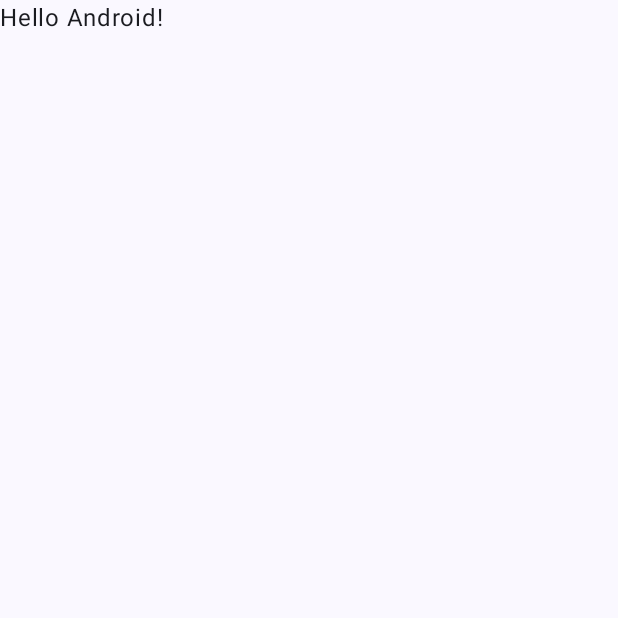
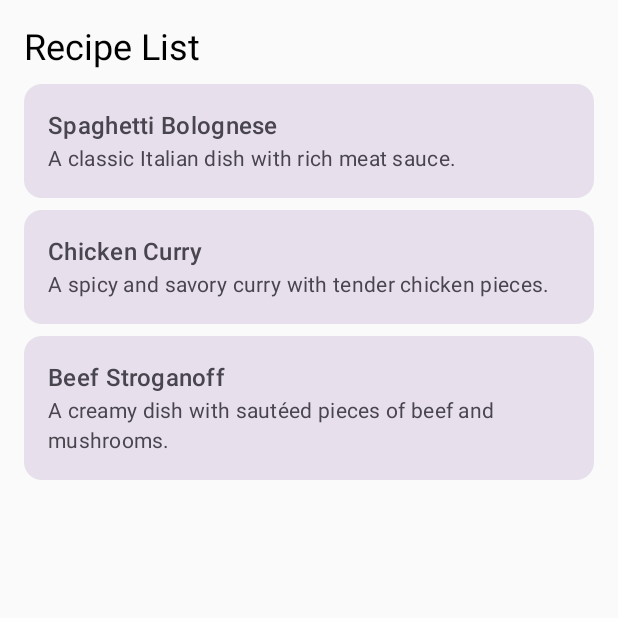
Before and after one commit to mmason415/Mason_Lab3_2376, an Android app built with Jetpack Compose: the screen it shows after launch (MainActivity), on a phone screen of 412 x 824 dp, the top half of it. Before the commit the part shown is almost empty. Run offline under Robolectric (Android 15) with nearby library versions, the phone set to English and light mode, and no system bars.

Commit message:
Completed the project with it correctly running.

```diff
--- a/app/src/main/java/com/example/mmason_lab3/MainActivity.kt
+++ b/app/src/main/java/com/example/mmason_lab3/MainActivity.kt
@@ -3,45 +3,15 @@ package com.example.mmason_lab3
 import android.os.Bundle
 import androidx.activity.ComponentActivity
 import androidx.activity.compose.setContent
-import androidx.activity.enableEdgeToEdge
-import androidx.compose.foundation.layout.fillMaxSize
-import androidx.compose.foundation.layout.padding
-import androidx.compose.material3.Scaffold
-import androidx.compose.material3.Text
-import androidx.compose.runtime.Composable
-import androidx.compose.ui.Modifier
-import androidx.compose.ui.tooling.preview.Preview
-import com.example.mmason_lab3.ui.theme.MMason_lab3Theme
+import com.example.mmason_lab3.ui.theme.RecipeAppTheme
 
 class MainActivity : ComponentActivity() {
     override fun onCreate(savedInstanceState: Bundle?) {
         super.onCreate(savedInstanceState)
-        enableEdgeToEdge()
         setContent {
-            MMason_lab3Theme {
-                Scaffold(modifier = Modifier.fillMaxSize()) { innerPadding ->
-                    Greeting(
-                        name = "Android",
-                        modifier = Modifier.padding(innerPadding)
-                    )
-                }
+            RecipeAppTheme {
+                RecipeExplorerApp()
             }
         }
     }
 }
-
-@Composable
-fun Greeting(name: String, modifier: Modifier = Modifier) {
-    Text(
-        text = "Hello $name!",
-        modifier = modifier
-    )
-}
-
-@Preview(showBackground = true)
-@Composable
-fun GreetingPreview() {
-    MMason_lab3Theme {
-        Greeting("Android")
-    }
-}
--- /dev/null
+++ b/app/src/main/java/com/example/mmason_lab3/RecipeExplorerApp.kt
@@ -0,0 +1,57 @@
+package com.example.mmason_lab3
+
+import androidx.compose.foundation.layout.*
+import androidx.compose.runtime.*
+import androidx.compose.ui.Modifier
+import androidx.compose.ui.platform.LocalConfiguration
+import androidx.lifecycle.viewmodel.compose.viewModel
+import androidx.navigation.NavType
+import androidx.navigation.compose.*
+import com.example.mmason_lab3.ui.screens.RecipeListScreen
+import com.example.mmason_lab3.ui.screens.RecipeDetailScreen
+import com.example.mmason_lab3.viewmodel.RecipeViewModel
+import androidx.navigation.navArgument
+
+
+@Composable
+fun RecipeExplorerApp(viewModel: RecipeViewModel = viewModel()) {
+    val selectedRecipeId by viewModel.selectedRecipeId.collectAsState()
+    val configuration = LocalConfiguration.current
+    val screenWidth = configuration.screenWidthDp
+
+    if (screenWidth >= 600) {
+        // Tablet layout
+        Row(Modifier.fillMaxSize()) {
+            RecipeListScreen(
+                recipes = viewModel.recipes,
+                onRecipeClick = viewModel::selectRecipe,
+                modifier = Modifier.weight(1f)
+            )
+            RecipeDetailScreen(
+                recipe = viewModel.getRecipeById(selectedRecipeId),
+                modifier = Modifier.weight(2f)
+            )
+        }
+    } else {
+        // Phone layout with navigation
+        val navController = rememberNavController()
+        NavHost(navController = navController, startDestination = "list") {
+            composable("list") {
+                RecipeListScreen(
+                    recipes = viewModel.recipes,
+                    onRecipeClick = {
+                        viewModel.selectRecipe(it)
+                        navController.navigate("detail/$it")
+                    }
+                )
+            }
+            composable(
+                "detail/{recipeId}",
+                arguments = listOf(navArgument("recipeId") { type = NavType.IntType })
+            ) { backStackEntry ->
+                val id = backStackEntry.arguments?.getInt("recipeId")
+                RecipeDetailScreen(recipe = viewModel.getRecipeById(id))
+            }
+        }
+    }
+}
--- /dev/null
+++ b/app/src/main/java/com/example/mmason_lab3/ui/screens/RecipeListScreen.kt
@@ -0,0 +1,40 @@
+package com.example.mmason_lab3.ui.screens
+
+import androidx.compose.foundation.clickable
+import androidx.compose.foundation.layout.*
+import androidx.compose.foundation.lazy.LazyColumn
+import androidx.compose.foundation.lazy.items
+import androidx.compose.material3.*
+import androidx.compose.runtime.Composable
+import androidx.compose.ui.Modifier
+import androidx.compose.ui.unit.dp
+import com.example.mmason_lab3.model.Recipe
+
+@Composable
+fun RecipeListScreen(
+    recipes: List<Recipe>,
+    onRecipeClick: (Int) -> Unit,
+    modifier: Modifier = Modifier
+) {
+    Column(modifier.padding(16.dp)) {
+        Text("Recipe List", style = MaterialTheme.typography.headlineSmall)
+        Spacer(Modifier.height(8.dp))
+        LazyColumn(verticalArrangement = Arrangement.spacedBy(8.dp)) {
+            items(recipes) { recipe ->
+                Card(
+                    modifier = Modifier
+                        .fillMaxWidth()
+                        .clickable { onRecipeClick(recipe.id) },
+                    colors = CardDefaults.cardColors(
+                        containerColor = MaterialTheme.colorScheme.surfaceVariant
+                    )
+                ) {
+                    Column(Modifier.padding(16.dp)) {
+                        Text(recipe.title, style = MaterialTheme.typography.titleMedium)
+                        Text(recipe.description, style = MaterialTheme.typography.bodyMedium)
+                    }
+                }
+            }
+        }
+    }
+}
--- a/app/src/main/java/com/example/mmason_lab3/ui/theme/Theme.kt
+++ b/app/src/main/java/com/example/mmason_lab3/ui/theme/Theme.kt
@@ -1,54 +1,38 @@
 package com.example.mmason_lab3.ui.theme
 
-import android.app.Activity
-import android.os.Build
 import androidx.compose.foundation.isSystemInDarkTheme
-import androidx.compose.material3.MaterialTheme
-import androidx.compose.material3.darkColorScheme
-import androidx.compose.material3.dynamicDarkColorScheme
-import androidx.compose.material3.dynamicLightColorScheme
-import androidx.compose.material3.lightColorScheme
+import androidx.compose.material3.*
 import androidx.compose.runtime.Composable
-import androidx.compose.ui.platform.LocalContext
+import androidx.compose.ui.graphics.Color
+
+private val LightColorScheme = lightColorScheme(
+    primary = Color(0xFF6200EE),
+    onPrimary = Color.White,
+    secondary = Color(0xFF03DAC6),
+    onSecondary = Color.Black,
+    background = Color(0xFFFFFFFF),
+    onBackground = Color.Black,
+    surface = Color(0xFFFFFFFF),
+    onSurface = Color.Black
+)
 
 private val DarkColorScheme = darkColorScheme(
-    primary = Purple80,
-    secondary = PurpleGrey80,
-    tertiary = Pink80
-)
-
-private val LightColorScheme = lightColorScheme(
-    primary = Purple40,
-    secondary = PurpleGrey40,
-    tertiary = Pink40
-
-    /* Other default colors to override
-    background = Color(0xFFFFFBFE),
-    surface = Color(0xFFFFFBFE),
-    onPrimary = Color.White,
-    onSecondary = Color.White,
-    onTertiary = Color.White,
-    onBackground = Color(0xFF1C1B1F),
-    onSurface = Color(0xFF1C1B1F),
-    */
+    primary = Color(0xFFBB86FC),
+    onPrimary = Color.Black,
+    secondary = Color(0xFF03DAC6),
+    onSecondary = Color.Black,
+    background = Color(0xFF121212),
+    onBackground = Color.White,
+    surface = Color(0xFF121212),
+    onSurface = Color.White
 )
 
 @Composable
-fun MMason_lab3Theme(
+fun RecipeAppTheme(
     darkTheme: Boolean = isSystemInDarkTheme(),
-    // Dynamic color is available on Android 12+
-    dynamicColor: Boolean = true,
     content: @Composable () -> Unit
 ) {
-    val colorScheme = when {
-        dynamicColor && Build.VERSION.SDK_INT >= Build.VERSION_CODES.S -> {
-            val context = LocalContext.current
-            if (darkTheme) dynamicDarkColorScheme(context) else dynamicLightColorScheme(context)
-        }
-
-        darkTheme -> DarkColorScheme
-        else -> LightColorScheme
-    }
+    val colorScheme = if (darkTheme) DarkColorScheme else LightColorScheme
 
     MaterialTheme(
         colorScheme = colorScheme,
--- /dev/null
+++ b/app/src/main/java/com/example/mmason_lab3/viewmodel/RecipeViewModel.kt
@@ -0,0 +1,26 @@
+package com.example.mmason_lab3.viewmodel
+
+import androidx.lifecycle.ViewModel
+import com.example.mmason_lab3.model.Recipe
+import kotlinx.coroutines.flow.MutableStateFlow
+import kotlinx.coroutines.flow.StateFlow
+
+class RecipeViewModel : ViewModel() {
+
+    private val _selectedRecipeId = MutableStateFlow<Int?>(null)
+    val selectedRecipeId: StateFlow<Int?> = _selectedRecipeId
+
+    val recipes = listOf(
+        Recipe(1, "Spaghetti Bolognese", "A classic Italian dish with rich meat sauce."),
+        Recipe(2, "Chicken Curry", "A spicy and savory curry with tender chicken pieces."),
+        Recipe(3, "Beef Stroganoff", "A creamy dish with sautéed pieces of beef and mushrooms.")
+    )
+
+    fun selectRecipe(id: Int) {
+        _selectedRecipeId.value = id
+    }
+
+    fun getRecipeById(id: Int?): Recipe? {
+        return recipes.find { it.id == id }
+    }
+}
--- /dev/null
+++ b/app/src/main/java/model/Recipe.kt
@@ -0,0 +1,7 @@
+package com.example.mmason_lab3.model
+
+data class Recipe(
+    val id: Int,
+    val title: String,
+    val description: String
+)
```
Also changed, not shown: app/build.gradle.kts (+9 -0 lines), app/src/main/java/com/example/mmason_lab3/ui/screens/RecipeDetailScreen.kt (added, +24 -0 lines).
